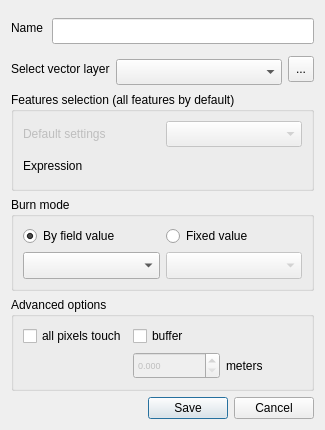
Old version of the form ui/vector_data_dialog.ui in the repository MathieuChailloux/MitiConnect.
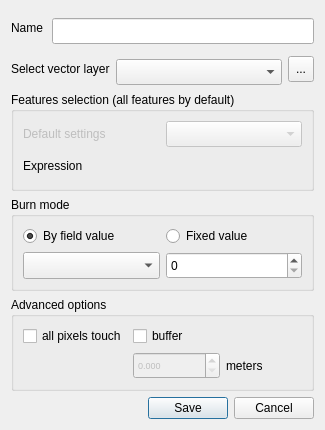
New version of the form. Custom widgets are drawn as their Qt base class.

Commit message: Reclass fixed value back to spin box

Patch:
```diff
--- a/ui/vector_data_dialog.ui
+++ b/ui/vector_data_dialog.ui
@@ -396,10 +396,7 @@
        </widget>
       </item>
       <item row="1" column="1">
-       <widget class="QComboBox" name="vectorFixedCombo">
-        <property name="enabled">
-         <bool>false</bool>
-        </property>
+       <widget class="QSpinBox" name="vectorFixedValue">
         <property name="minimumSize">
          <size>
           <width>0</width>
```
Left out of the diff: 32 changed lines with no effect on the pictures. The commit also changes 9 other files.
